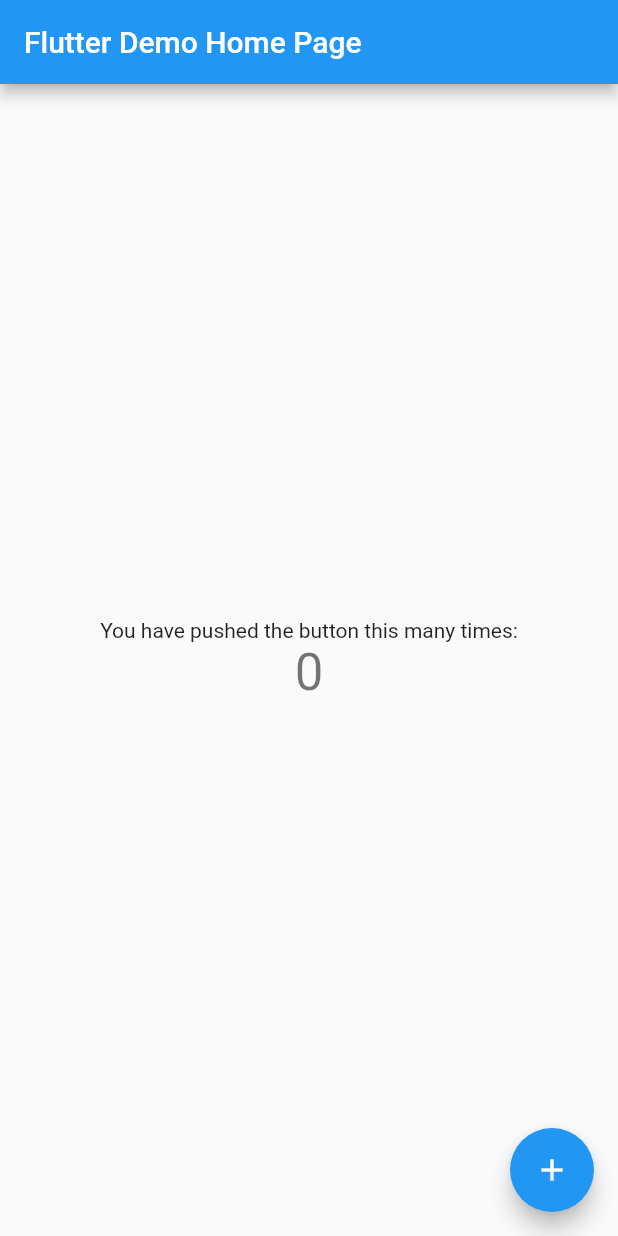
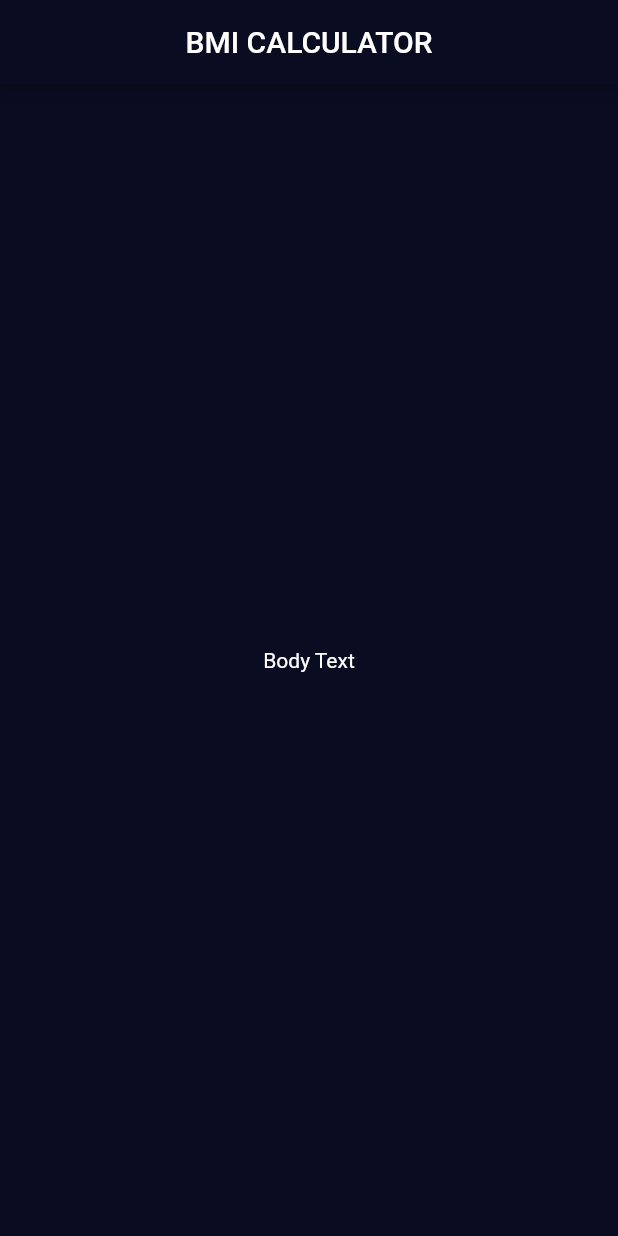
Before and after one commit to gohardhuddi/bmi_calculator_final, a Flutter app: the screen it shows after launch, on a phone screen of 412 x 824 dp. Run offline on Flutter 3.47's test engine with Material 2 defaults, Android fonts, the phone set to English and light mode, and no system bars.

Commit message:
Make customise dark theme with color other then color paltte.

```diff
--- a/lib/main.dart
+++ b/lib/main.dart
@@ -1,113 +1,36 @@
 import 'package:flutter/material.dart';
 
-void main() {
-  runApp(MyApp());
-}
+void main() => runApp(BMICalculator());
 
-class MyApp extends StatelessWidget {
-  // This widget is the root of your application.
+class BMICalculator extends StatelessWidget {
   @override
   Widget build(BuildContext context) {
     return MaterialApp(
-      title: 'Flutter Demo',
-      theme: ThemeData(
-        // This is the theme of your application.
-        //
-        // Try running your application with "flutter run". You'll see the
-        // application has a blue toolbar. Then, without quitting the app, try
-        // changing the primarySwatch below to Colors.green and then invoke
-        // "hot reload" (press "r" in the console where you ran "flutter run",
-        // or simply save your changes to "hot reload" in a Flutter IDE).
-        // Notice that the counter didn't reset back to zero; the application
-        // is not restarted.
-        primarySwatch: Colors.blue,
+      theme: ThemeData.dark().copyWith(
+        primaryColor: Color(0xFF0A0D22),
+        scaffoldBackgroundColor: Color(0xFF0A0D22),
       ),
-      home: MyHomePage(title: 'Flutter Demo Home Page'),
+      home: InputPage(),
     );
   }
 }
 
-class MyHomePage extends StatefulWidget {
-  MyHomePage({Key key, this.title}) : super(key: key);
-
-  // This widget is the home page of your application. It is stateful, meaning
-  // that it has a State object (defined below) that contains fields that affect
-  // how it looks.
-
-  // This class is the configuration for the state. It holds the values (in this
-  // case the title) provided by the parent (in this case the App widget) and
-  // used by the build method of the State. Fields in a Widget subclass are
-  // always marked "final".
-
-  final String title;
-
+class InputPage extends StatefulWidget {
   @override
-  _MyHomePageState createState() => _MyHomePageState();
+  _InputPageState createState() => _InputPageState();
 }
 
-class _MyHomePageState extends State<MyHomePage> {
-  int _counter = 0;
-
-  void _incrementCounter() {
-    setState(() {
-      // This call to setState tells the Flutter framework that something has
-      // changed in this State, which causes it to rerun the build method below
-      // so that the display can reflect the updated values. If we changed
-      // _counter without calling setState(), then the build method would not be
-      // called again, and so nothing would appear to happen.
-      _counter++;
-    });
-  }
-
+class _InputPageState extends State<InputPage> {
   @override
   Widget build(BuildContext context) {
-    // This method is rerun every time setState is called, for instance as done
-    // by the _incrementCounter method above.
-    //
-    // The Flutter framework has been optimized to make rerunning build methods
-    // fast, so that you can just rebuild anything that needs updating rather
-    // than having to individually change instances of widgets.
     return Scaffold(
       appBar: AppBar(
-        // Here we take the value from the MyHomePage object that was created by
-        // the App.build method, and use it to set our appbar title.
-        title: Text(widget.title),
+        centerTitle: true,
+        title: Text('BMI CALCULATOR'),
       ),
       body: Center(
-        // Center is a layout widget. It takes a single child and positions it
-        // in the middle of the parent.
-        child: Column(
-          // Column is also a layout widget. It takes a list of children and
-          // arranges them vertically. By default, it sizes itself to fit its
-          // children horizontally, and tries to be as tall as its parent.
-          //
-          // Invoke "debug painting" (press "p" in the console, choose the
-          // "Toggle Debug Paint" action from the Flutter Inspector in Android
-          // Studio, or the "Toggle Debug Paint" command in Visual Studio Code)
-          // to see the wireframe for each widget.
-          //
-          // Column has various properties to control how it sizes itself and
-          // how it positions its children. Here we use mainAxisAlignment to
-          // center the children vertically; the main axis here is the vertical
-          // axis because Columns are vertical (the cross axis would be
-          // horizontal).
-          mainAxisAlignment: MainAxisAlignment.center,
-          children: <Widget>[
-            Text(
-              'You have pushed the button this many times:',
-            ),
-            Text(
-              '$_counter',
-              style: Theme.of(context).textTheme.headline4,
-            ),
-          ],
-        ),
+        child: Text('Body Text'),
       ),
-      floatingActionButton: FloatingActionButton(
-        onPressed: _incrementCounter,
-        tooltip: 'Increment',
-        child: Icon(Icons.add),
-      ), // This trailing comma makes auto-formatting nicer for build methods.
     );
   }
 }
```
Also changed, not shown: pubspec.yaml (+3 -59 lines), 1 other file.
